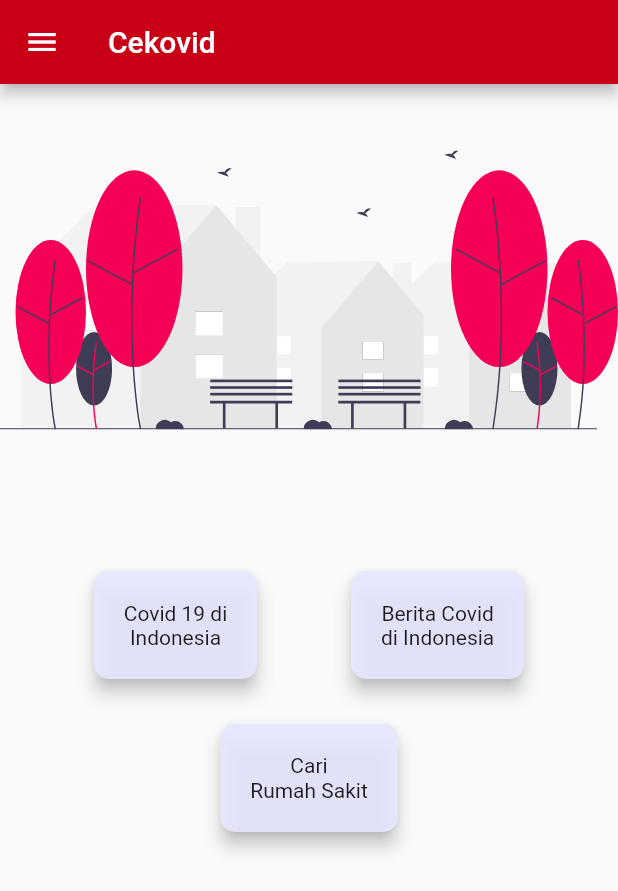
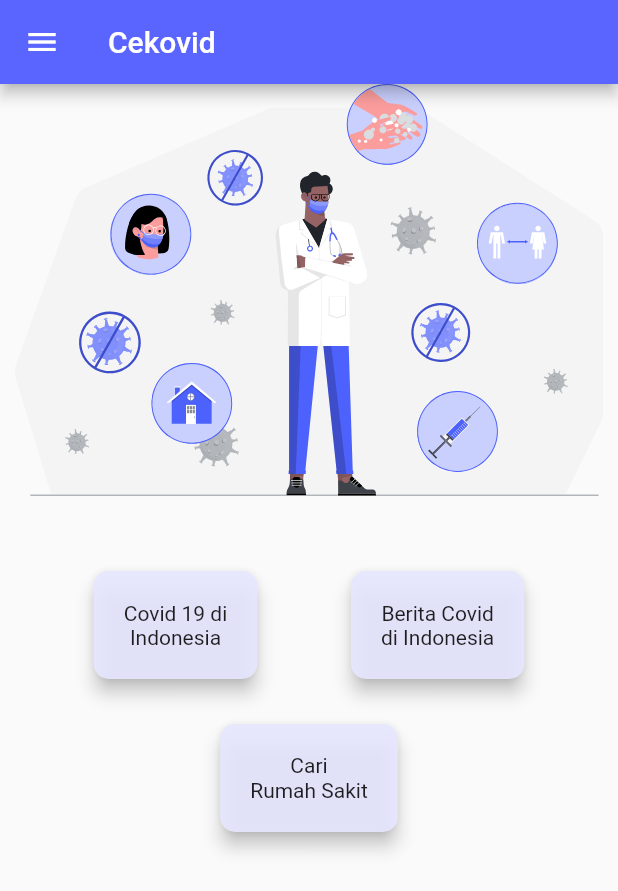
Before and after one commit to athallahmaajid/cekovid, a Flutter app: the screen it shows after launch, on a phone screen of 412 x 824 dp. Shown: the top 891 px of the screen. Run offline on Flutter 3.47's test engine with Material 2 defaults, Android fonts, the phone set to English and light mode, and no system bars; our stand-ins replace carousel_slider, flutter_svg, geocoding, location.

Commit message:
fix some bug and change the color

```diff
--- a/lib/hospital_detail.dart
+++ b/lib/hospital_detail.dart
@@ -33,10 +33,10 @@ class _HospitalDetailState extends State<HospitalDetail> {
   Widget build(BuildContext context) {
     return Scaffold(
       appBar: AppBar(
-        backgroundColor: Color(0xFFc90015),
+        backgroundColor: Theme.of(context).primaryColor,
         elevation: 0,
       ),
-      backgroundColor: Color(0xFFc90015),
+      backgroundColor: Theme.of(context).primaryColor,
       extendBodyBehindAppBar: true,
       body: SafeArea(
         child: RefreshIndicator(
--- a/lib/main.dart
+++ b/lib/main.dart
@@ -9,7 +9,7 @@ Future<void> main() async {
   WidgetsFlutterBinding.ensureInitialized();
   await precachePicture(
       ExactAssetPicture(
-          SvgPicture.svgStringDecoder, 'assets/empty_street_red.svg'),
+          SvgPicture.svgStringDecoder, 'assets/covid_19_precautions.svg'),
       null);
   runApp(MyApp());
 }
@@ -28,6 +28,9 @@ class MyApp extends StatelessWidget {
         '/news': (BuildContext context) => new CovidNews(),
         '/hospital': (BuildContext context) => new CovidHospital(),
       },
+      theme: ThemeData(
+        primaryColor: Color(0xFF5a64ff),
+      ),
     );
   }
 }
--- a/lib/main_screen.dart
+++ b/lib/main_screen.dart
@@ -19,14 +19,16 @@ class _MainScreenState extends State<MainScreen> {
   @override
   Widget build(BuildContext context) {
     return Scaffold(
-      appBar:
-          AppBar(title: Text("Cekovid"), backgroundColor: Color(0xFFc90015)),
+      appBar: AppBar(
+          title: Text("Cekovid"),
+          backgroundColor: Theme.of(context).primaryColor),
       drawer: Drawer(
         child: SafeArea(
           child: ListView(
             children: [
               DrawerHeader(
-                decoration: BoxDecoration(color: Color(0xFFc90015)),
+                decoration:
+                    BoxDecoration(color: Theme.of(context).primaryColor),
                 child: Center(
                   child: Image(image: AssetImage("assets/corona.png")),
                 ),
@@ -60,7 +62,7 @@ class _MainScreenState extends State<MainScreen> {
           SizedBox(
             width: MediaQuery.of(context).size.width * 2,
             height: MediaQuery.of(context).size.height / 3,
-            child: SvgPicture.asset("assets/empty_street_red.svg"),
+            child: SvgPicture.asset("assets/covid_19_precautions.svg"),
           ),
           SizedBox(
             height: 50,
--- a/pubspec.yaml
+++ b/pubspec.yaml
@@ -60,6 +60,7 @@ flutter:
   # To add assets to your application, add an assets section, like this:
   assets:
     - assets/
+    - assets/flags/
   #   - images/a_dot_ham.jpeg
 
   # An image asset can refer to one or more resolution-specific "variants", see
```
Also changed, not shown: lib/carousel_card.dart (+6 -1 lines), lib/covid_data.dart (+17 -7 lines), lib/hospitals.dart (+8 -6 lines), lib/news.dart (+4 -3 lines).
